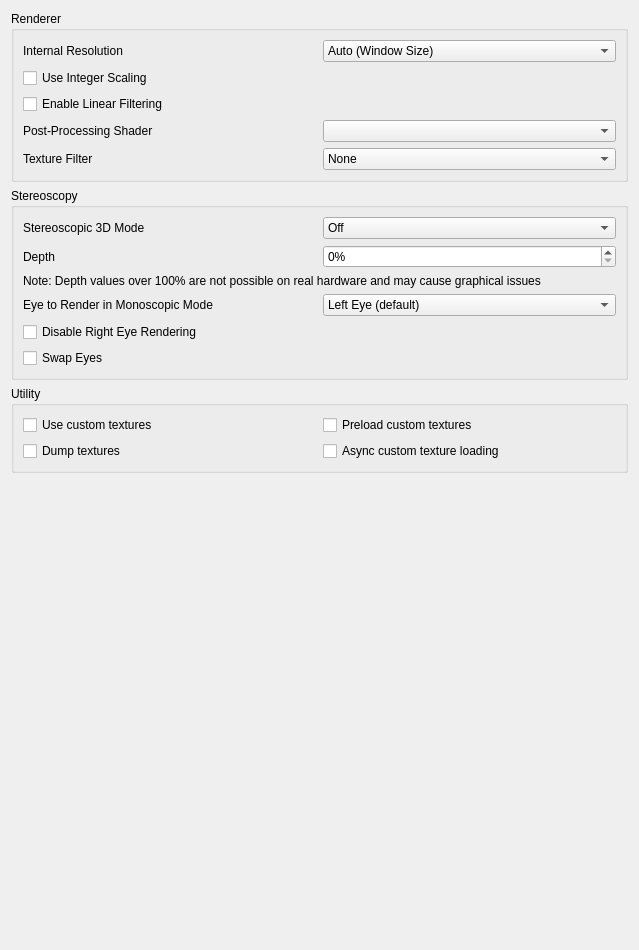
azahar-emu/azahar, file src/citra_qt/configuration/configure_enhancements.ui: the form before one commit.
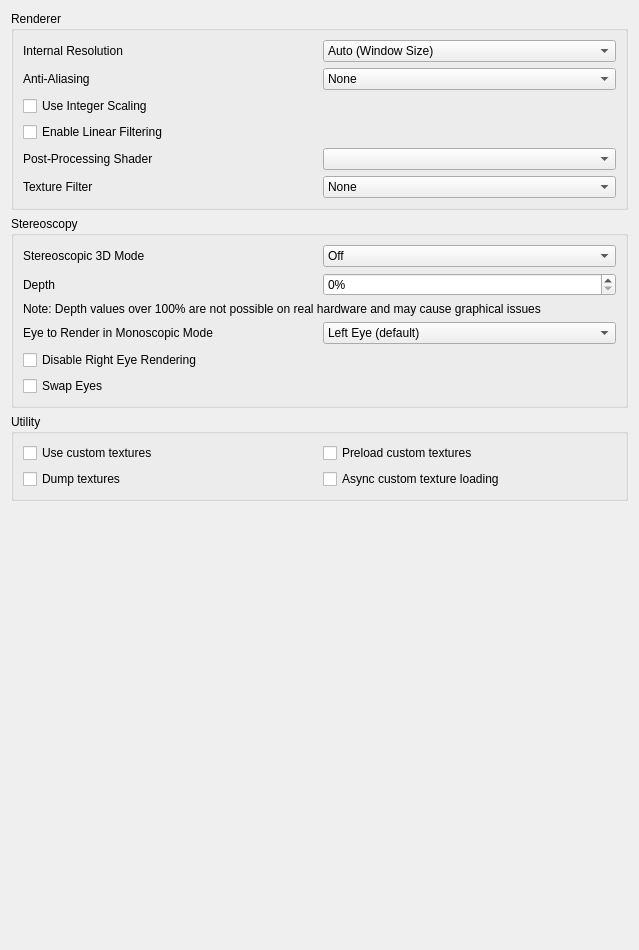
The form after the commit.

```diff
--- a/src/citra_qt/configuration/configure_enhancements.ui
+++ b/src/citra_qt/configuration/configure_enhancements.ui
@@ -147,6 +147,60 @@
         </layout>
        </widget>
       </item>
+      <item>
+       <widget class="QWidget" name="widget_antialiasing" native="true">
+        <layout class="QHBoxLayout" name="horizontalLayout">
+         <property name="leftMargin">
+          <number>0</number>
+         </property>
+         <property name="topMargin">
+          <number>0</number>
+         </property>
+         <property name="rightMargin">
+          <number>0</number>
+         </property>
+         <property name="bottomMargin">
+          <number>0</number>
+         </property>
+         <item>
+          <widget class="QLabel" name="antialiasing_label">
+           <property name="text">
+            <string>Anti-Aliasing</string>
+           </property>
+          </widget>
+         </item>
+         <item>
+          <widget class="QComboBox" name="antialiasing_combobox">
+           <item>
+            <property name="text">
+             <string>None</string>
+            </property>
+           </item>
+           <item>
+            <property name="text">
+             <string>MSAAx2</string>
+            </property>
+           </item>
+           <item>
+            <property name="text">
+             <string>MSAAx4</string>
+            </property>
+           </item>
+           <item>
+            <property name="text">
+             <string>MSAAx8</string>
+            </property>
+           </item>
+           <item>
+            <property name="text">
+             <string>MSAAx16</string>
+            </property>
+           </item>
+          </widget>
+         </item>
+        </layout>
+       </widget>
+      </item>
       <item>
        <widget class="QCheckBox" name="use_integer_scaling">
         <property name="text">
```
Lines whose indentation alone changed are shown as unchanged.
